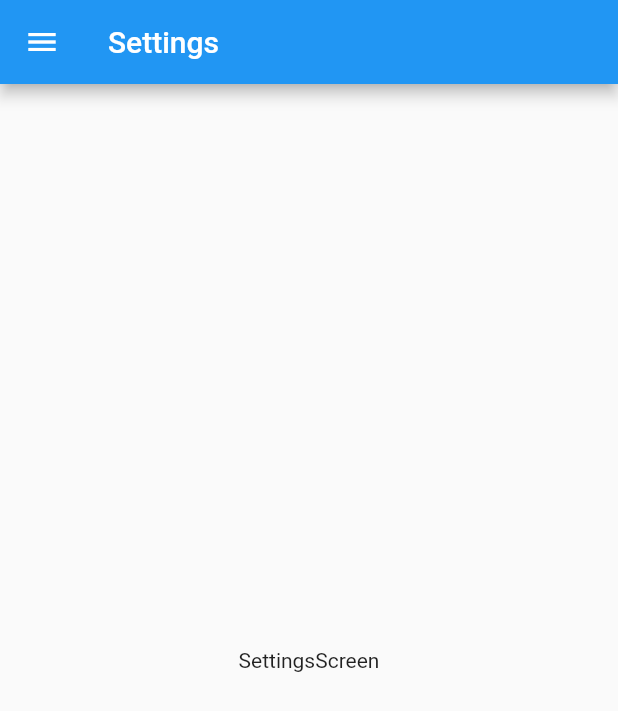
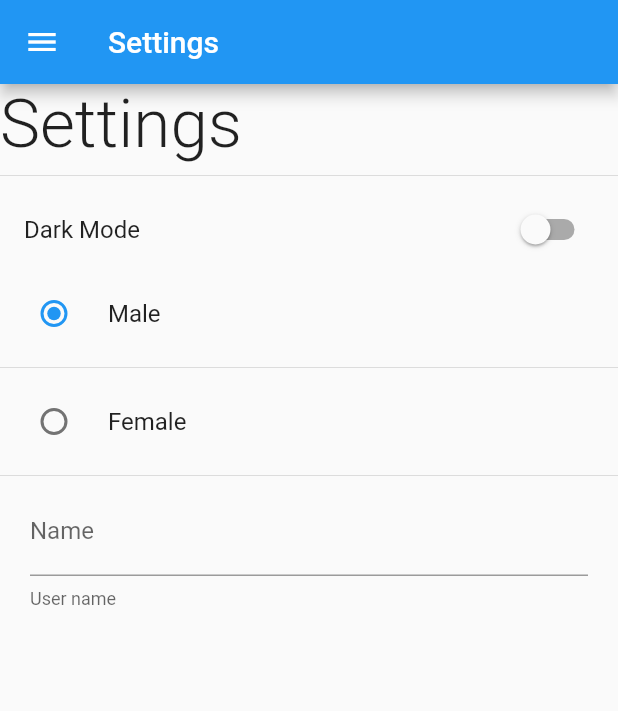
Before and after one commit to a-tiny-developer/preferences_app_flutter, a Flutter app: the SettingsScreen screen opened by its route, on a phone screen of 412 x 824 dp. Shown: the top 711 px of the screen. Run offline on Flutter 3.47's test engine with Material 2 defaults, Android fonts, the phone set to English and light mode, and no system bars.

Commit message:
Screens, switch and radio

```diff
--- a/lib/screens/settings_screen.dart
+++ b/lib/screens/settings_screen.dart
@@ -1,10 +1,19 @@
 import 'package:flutter/material.dart';
 import 'package:preferences_app_flutter/widgets/side_menu.dart';
 
-class SettingsScreen extends StatelessWidget {
+class SettingsScreen extends StatefulWidget {
   const SettingsScreen({Key? key}) : super(key: key);
 
   static const routeName = 'Settings';
+
+  @override
+  State<SettingsScreen> createState() => _SettingsScreenState();
+}
+
+class _SettingsScreenState extends State<SettingsScreen> {
+  bool isDarkMode = false;
+  int sex = 1;
+  String name = '';
 
   @override
   Widget build(BuildContext context) {
@@ -13,8 +22,66 @@ class SettingsScreen extends StatelessWidget {
         title: const Text('Settings'),
       ),
       drawer: const SideMenu(),
-      body: const Center(
-        child: Text('SettingsScreen'),
+      body: SingleChildScrollView(
+        child: Column(
+          crossAxisAlignment: CrossAxisAlignment.start,
+          children: [
+            const Text(
+              'Settings',
+              style: TextStyle(
+                fontSize: 45,
+                fontWeight: FontWeight.w300,
+              ),
+            ),
+            const Divider(),
+            SwitchListTile.adaptive(
+              value: isDarkMode,
+              title: const Text('Dark Mode'),
+              onChanged: (value) {
+                setState(() {
+                  isDarkMode = value;
+                });
+              },
+            ),
+            RadioListTile<int>(
+              value: 1,
+              groupValue: sex,
+              title: const Text('Male'),
+              onChanged: (value) {
+                setState(() {
+                  sex = value ?? 1;
+                });
+              },
+            ),
+            const Divider(),
+            RadioListTile<int>(
+              value: 2,
+              groupValue: sex,
+              title: const Text('Female'),
+              onChanged: (value) {
+                setState(() {
+                  sex = value ?? 2;
+                });
+              },
+            ),
+            const Divider(),
+            Padding(
+              padding: const EdgeInsets.symmetric(horizontal: 20),
+              child: TextFormField(
+                onChanged: (value) {
+                  setState(() {
+                    name = value;
+                  });
+                },
+                initialValue: '',
+                decoration: const InputDecoration(
+                  labelText: 'Name',
+                  helperText: 'User name',
+                ),
+              ),
+            )
+          ],
+        ),
       ),
     );
   }
--- a/pubspec.yaml
+++ b/pubspec.yaml
@@ -33,6 +33,7 @@ dependencies:
   # The following adds the Cupertino Icons font to your application.
   # Use with the CupertinoIcons class for iOS style icons.
   cupertino_icons: ^1.0.2
+  shared_preferences: ^2.0.13
 
 dev_dependencies:
   flutter_test:
```
Also changed, not shown: lib/screens/home_screen.dart (+9 -2 lines), pubspec.lock.
